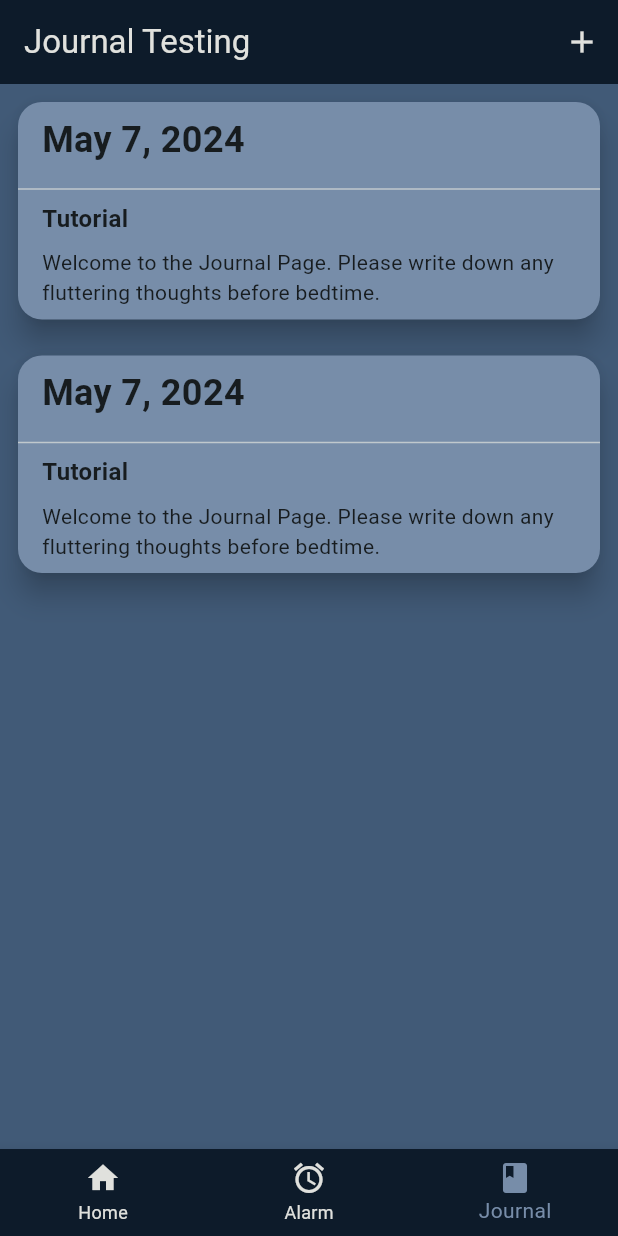
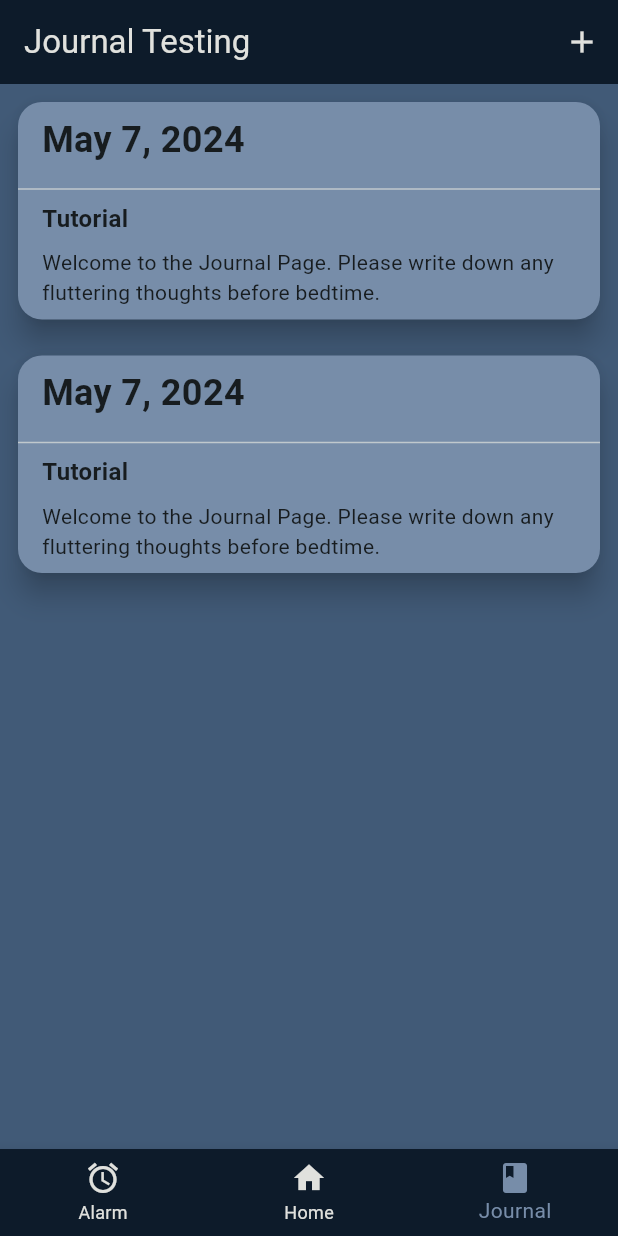
Before and after one commit to GianDMarquez/sleepybuddy, a Flutter app: the screen it shows after launch, item 3 of the bottom bar chosen, on a phone screen of 412 x 824 dp. Run offline on Flutter 3.47's test engine with Material 3 defaults, Android fonts, the phone set to English and light mode, and no system bars; our stand-ins replace hive, hive_flutter, shared_preferences; missing offline and left inert: android_alarm_manager_plus; accounts and stored records are empty.

Commit message:
changed visuals again

```diff
--- a/lib/main.dart
+++ b/lib/main.dart
@@ -2,6 +2,7 @@ import 'package:flutter/material.dart';
 import 'package:android_alarm_manager_plus/android_alarm_manager_plus.dart';
 import 'package:hive_flutter/hive_flutter.dart';
 import 'package:hive/hive.dart';
+import 'package:sleeplist/view/screens/home_page.dart';
 
 // I want to import my pages here!
 import 'view/colors.dart';
@@ -46,17 +47,16 @@ class MyApp extends StatelessWidget {
 
 class MyHomePage extends StatefulWidget {
   const MyHomePage({super.key});
-  //start bottomNavStuffHere
   @override
   _MyHomePageState createState() => _MyHomePageState();
 }
 
 class _MyHomePageState extends State<MyHomePage> {
-  int _selectedIndex = 0;
+  int _selectedIndex = 1;
 
   List<Widget> _widgetOptions = <Widget>[
-    Text('Home Page', style: TextStyle(color: primaryColorGray)),
     AlarmPage(),
+    HomePage(),
     JournalPage(),
   ];
 
@@ -70,7 +70,7 @@ class _MyHomePageState extends State<MyHomePage> {
   Widget build(BuildContext context) {
     return Scaffold(
       backgroundColor: primaryColorDark,
-      drawer: _AndroidDrawer(), // Use _AndroidDrawer as the drawer
+      //drawer: _AndroidDrawer(), // Use _AndroidDrawer as the drawer
       body: Center(
         child: _widgetOptions.elementAt(_selectedIndex),
       ),
@@ -165,12 +165,12 @@ class BottomNavBar extends StatelessWidget {
       backgroundColor: primaryColorDark,
       items: const <BottomNavigationBarItem>[
         BottomNavigationBarItem(
+          icon: Icon(Icons.alarm),
+          label: 'Alarm',
+        ),
+        BottomNavigationBarItem(
           icon: Icon(Icons.home),
           label: 'Home',
-        ),
-        BottomNavigationBarItem(
-          icon: Icon(Icons.alarm),
-          label: 'Alarm',
         ),
         BottomNavigationBarItem(
           icon: Icon(Icons.book),
--- a/lib/view/custom/components/journal_tile.dart
+++ b/lib/view/custom/components/journal_tile.dart
@@ -8,7 +8,6 @@ class JournalTile extends StatelessWidget {
   final String title;
   final String textContent;
   //final String lastEditedDate;
-
 //change back to const
   JournalTile({
     //required this.entryID,
--- a/lib/view/screens/alarm_page.dart
+++ b/lib/view/screens/alarm_page.dart
@@ -3,6 +3,7 @@ import 'package:flutter/material.dart';
 import 'package:shared_preferences/shared_preferences.dart';
 
 import '../../utilities/alarm.dart';
+import '../colors.dart';
 import 'alarm_add_page.dart';
 import '../../utilities/alarm_manager_page.dart';
 import 'alarm_details_page.dart';
@@ -21,10 +22,12 @@ class _AlarmPageState extends State<AlarmPage> {
   Widget build(BuildContext context) {
     return Scaffold(
       appBar: AppBar(
-        title: Text('Alarms'),
+       backgroundColor: primaryColorDark,
+        title: Text('Alarms', style: TextStyle(color: primaryColorGray)),
         actions: [
           IconButton(
             icon: Icon(Icons.add),
+            color: primaryColorGray,
             onPressed: () {
               // Navigate to the page for creating a new alarm
               Navigator.push(context, MaterialPageRoute(builder: (context) => AddAlarmPage()));
--- a/lib/view/screens/journal_page.dart
+++ b/lib/view/screens/journal_page.dart
@@ -1,4 +1,3 @@
-//journal testing 2.0
 import 'package:flutter/material.dart';
 
 // My Pages and Tiles
--- a/pubspec.yaml
+++ b/pubspec.yaml
@@ -71,7 +71,7 @@ flutter:
 
   # To add assets to your application, add an assets section, like this:
   assets:
-     - lib/images/*.png
+     - lib/images/
   #   - images/a_dot_ham.jpeg
 
   # An image asset can refer to one or more resolution-specific "variants", see
```
Also changed, not shown: lib/view/screens/home_page.dart (added, +20 -0 lines), lib/view/screens/home_tab.dart (deleted).
